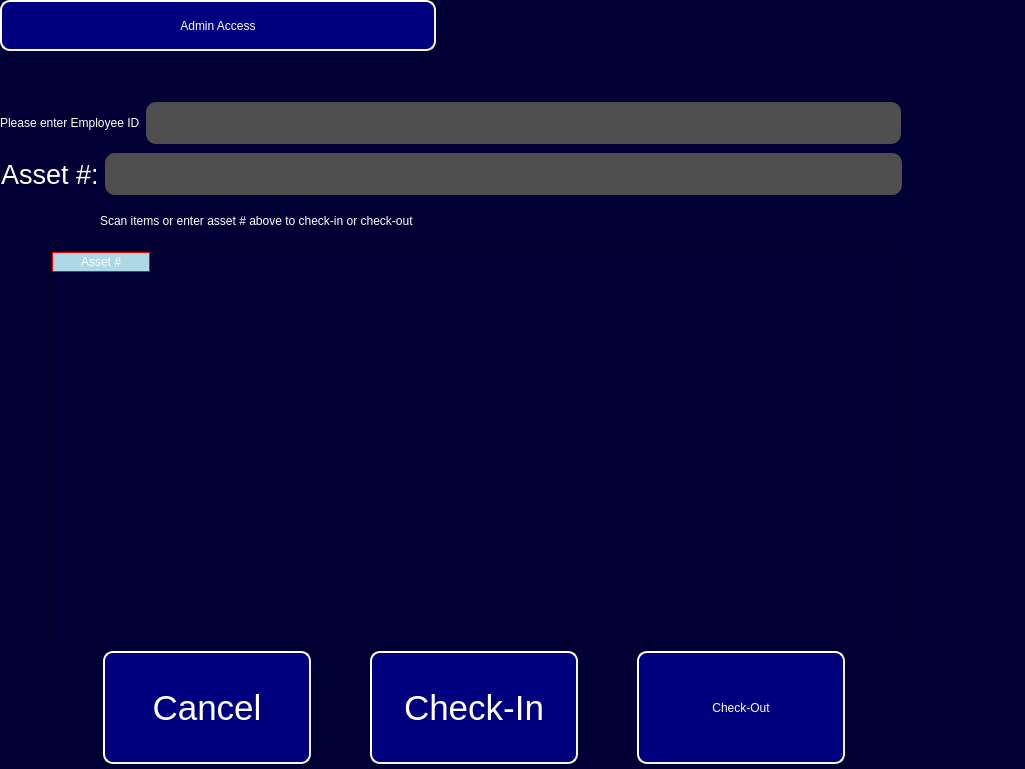
First picture: the form in ui/Etek_main_window_All_In_One.ui, repository Capstone-RFID/Code, before the edit.
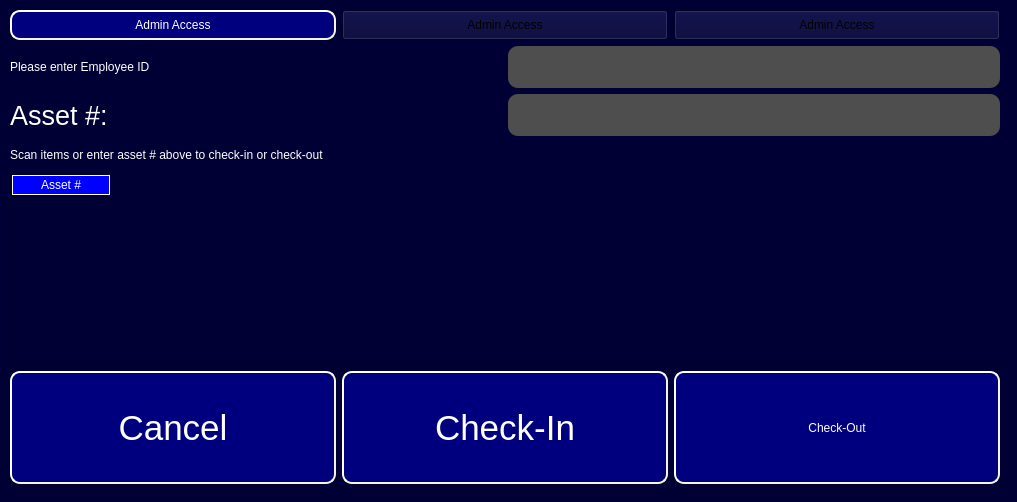
Second picture: the form after the edit.

The edit to the form file:
```diff
--- a/ui/Etek_main_window_All_In_One.ui
+++ b/ui/Etek_main_window_All_In_One.ui
@@ -6,25 +6,248 @@
    <rect>
     <x>0</x>
     <y>0</y>
-    <width>1025</width>
-    <height>769</height>
+    <width>1017</width>
+    <height>502</height>
    </rect>
   </property>
+  <property name="sizePolicy">
+   <sizepolicy hsizetype="Expanding" vsizetype="Expanding">
+    <horstretch>0</horstretch>
+    <verstretch>0</verstretch>
+   </sizepolicy>
+  </property>
   <property name="windowTitle">
    <string>Form</string>
   </property>
   <property name="styleSheet">
    <string notr="true">background-color: rgb(0, 0, 52);</string>
   </property>
+  <widget class="QWidget" name="">
+   <property name="geometry">
+    <rect>
+     <x>10</x>
+     <y>10</y>
+     <width>990</width>
+     <height>474</height>
+    </rect>
+   </property>
+   <property name="sizePolicy">
+    <sizepolicy hsizetype="Expanding" vsizetype="Expanding">
+     <horstretch>0</horstretch>
+     <verstretch>0</verstretch>
+    </sizepolicy>
+   </property>
+   <layout class="QVBoxLayout" name="verticalLayout">
+    <item>
+     <layout class="QHBoxLayout" name="horizontalLayout_4">
+      <item>
+       <widget class="QPushButton" name="Admin_Button">
+        <property name="sizePolicy">
+         <sizepolicy hsizetype="Expanding" vsizetype="Expanding">
+          <horstretch>0</horstretch>
+          <verstretch>0</verstretch>
+         </sizepolicy>
+        </property>
+        <property name="styleSheet">
+         <string notr="true">QPushButton#Admin_Button {
+background-color: rgb(0, 0, 127);
+color: rgb(255, 255, 255);
+border-style: outset;
+border-width: 2px;
+border-radius: 10px;
+border-color: beige;
+font: 26pt &quot;MS Shell Dlg 2&quot;;
+min-width: 10em;
+padding: 6px;
+}
+QPushButton#Admin_Button:pressed {
+    background-color: rgb(0, 0, 80);
+    border-style: inset;
+}</string>
+        </property>
+        <property name="text">
+         <string>Admin Access</string>
+        </property>
+       </widget>
+      </item>
+      <item>
+       <widget class="QPushButton" name="Admin_Button_2">
+        <property name="sizePolicy">
+         <sizepolicy hsizetype="Expanding" vsizetype="Expanding">
+          <horstretch>0</horstretch>
+          <verstretch>0</verstretch>
+         </sizepolicy>
+        </property>
+        <property name="styleSheet">
+         <string notr="true">QPushButton#Admin_Button {
+background-color: rgb(0, 0, 127);
+color: rgb(255, 255, 255);
+border-style: outset;
+border-width: 2px;
+border-radius: 10px;
+border-color: beige;
+font: 26pt &quot;MS Shell Dlg 2&quot;;
+min-width: 10em;
+padding: 6px;
+}
+QPushButton#Admin_Button:pressed {
+    background-color: rgb(0, 0, 80);
+    border-style: inset;
+}</string>
+        </property>
+        <property name="text">
+         <string>Admin Access</string>
+        </property>
+       </widget>
+      </item>
+      <item>
+       <widget class="QPushButton" name="Admin_Button_3">
+        <property name="sizePolicy">
+         <sizepolicy hsizetype="Expanding" vsizetype="Expanding">
+          <horstretch>0</horstretch>
+          <verstretch>0</verstretch>
+         </sizepolicy>
+        </property>
+        <property name="styleSheet">
+         <string notr="true">QPushButton#Admin_Button {
+background-color: rgb(0, 0, 127);
+color: rgb(255, 255, 255);
+border-style: outset;
+border-width: 2px;
+border-radius: 10px;
+border-color: beige;
+font: 26pt &quot;MS Shell Dlg 2&quot;;
+min-width: 10em;
+padding: 6px;
+}
+QPushButton#Admin_Button:pressed {
+    background-color: rgb(0, 0, 80);
+    border-style: inset;
+}</string>
+        </property>
+        <property name="text">
+         <string>Admin Access</string>
+        </property>
+       </widget>
+      </item>
+     </layout>
+    </item>
+    <item>
+     <layout class="QHBoxLayout" name="horizontalLayout_3">
+      <item>
+       <widget class="QLabel" name="ID_Label">
+        <property name="sizePolicy">
+         <sizepolicy hsizetype="Expanding" vsizetype="Expanding">
+          <horstretch>0</horstretch>
+          <verstretch>0</verstretch>
+         </sizepolicy>
+        </property>
+        <property name="styleSheet">
+         <string notr="true">color: rgb(255, 255, 255);
+font: 26pt &quot;MS Shell Dlg 2&quot;;
+</string>
+        </property>
+        <property name="text">
+         <string>Please enter Employee ID</string>
+        </property>
+       </widget>
+      </item>
+      <item>
+       <widget class="QLineEdit" name="Manual_Entry_Field_2">
+        <property name="sizePolicy">
+         <sizepolicy hsizetype="Expanding" vsizetype="Expanding">
+          <horstretch>0</horstretch>
+          <verstretch>0</verstretch>
+         </sizepolicy>
+        </property>
+        <property name="font">
+         <font>
+          <family>MS Shell Dlg 2</family>
+          <pointsize>26</pointsize>
+          <weight>50</weight>
+          <italic>false</italic>
+          <bold>false</bold>
+         </font>
+        </property>
+        <property name="styleSheet">
+         <string notr="true">color: rgb(255, 255, 255);
+background-color: rgb(78, 78, 78);
+font: 26pt &quot;MS Shell Dlg 2&quot;;
+ border-radius: 10px;</string>
+        </property>
+       </widget>
+      </item>
+     </layout>
+    </item>
+    <item>
+     <layout class="QHBoxLayout" name="horizontalLayout_2">
+      <item>
+       <widget class="QLabel" name="label_2">
+        <property name="sizePolicy">
+         <sizepolicy hsizetype="Expanding" vsizetype="Expanding">
+          <horstretch>0</horstretch>
+          <verstretch>0</verstretch>
+         </sizepolicy>
+        </property>
+        <property name="font">
+         <font>
+          <pointsize>20</pointsize>
+         </font>
+        </property>
+        <property name="styleSheet">
+         <string notr="true">color: rgb(255, 255, 255)</string>
+        </property>
+        <property name="text">
+         <string>Asset #:</string>
+        </property>
+       </widget>
+      </item>
+      <item>
+       <widget class="QLineEdit" name="Manual_Entry_Field">
+        <property name="sizePolicy">
+         <sizepolicy hsizetype="Expanding" vsizetype="Expanding">
+          <horstretch>0</horstretch>
+          <verstretch>0</verstretch>
+         </sizepolicy>
+        </property>
+        <property name="font">
+         <font>
+          <family>MS Shell Dlg 2</family>
+          <pointsize>26</pointsize>
+          <weight>50</weight>
+          <italic>false</italic>
+          <bold>false</bold>
+         </font>
+        </property>
+        <property name="styleSheet">
+         <string notr="true">color: rgb(255, 255, 255);
+background-color: rgb(78, 78, 78);
+font: 26pt &quot;MS Shell Dlg 2&quot;;
+ border-radius: 10px;</string>
+        </property>
+       </widget>
+      </item>
+     </layout>
+    </item>
+    <item>
+     <widget class="QLabel" name="Instruction_Label">
+      <property name="sizePolicy">
+       <sizepolicy hsizetype="Expanding" vsizetype="Expanding">
+        <horstretch>0</horstretch>
+        <verstretch>0</verstretch>
+       </sizepolicy>
+      </property>
+      <property name="styleSheet">
+       <string notr="true">color: rgb(255, 255, 255);
+font: 20pt &quot;MS Shell Dlg 2&quot;;</string>
+      </property>
+      <property name="text">
+       <string>Scan items or enter asset # above to check-in or check-out</string>
+      </property>
+     </widget>
+    </item>
+    <item>
   <widget class="QTableWidget" name="Equipment_List">
-   <property name="geometry">
-    <rect>
-     <x>50</x>
-     <y>250</y>
-     <width>851</width>
-     <height>401</height>
-    </rect>
-   </property>
    <property name="sizePolicy">
     <sizepolicy hsizetype="Expanding" vsizetype="Expanding">
      <horstretch>0</horstretch>
@@ -41,9 +264,9 @@
 QHeaderView::section
 {
 spacing: 10px;
-background-color:lightblue;
+	background-color: rgb(0, 0, 255);
 color: white;
-border: 1px solid red;
+border: 1px solid white;
 margin: 1px;
 text-align: right;
 font-family: arial;
@@ -62,111 +285,8 @@
     </property>
    </column>
   </widget>
-  <widget class="QLabel" name="Instruction_Label">
-   <property name="geometry">
-    <rect>
-     <x>100</x>
-     <y>200</y>
-     <width>701</width>
-     <height>41</height>
-    </rect>
-   </property>
-   <property name="styleSheet">
-    <string notr="true">color: rgb(255, 255, 255);
-font: 20pt &quot;MS Shell Dlg 2&quot;;</string>
-   </property>
-   <property name="text">
-    <string>Scan items or enter asset # above to check-in or check-out</string>
-   </property>
-  </widget>
-  <widget class="QPushButton" name="Admin_Button">
-   <property name="geometry">
-    <rect>
-     <x>0</x>
-     <y>0</y>
-     <width>436</width>
-     <height>51</height>
-    </rect>
-   </property>
-   <property name="styleSheet">
-    <string notr="true">QPushButton#Admin_Button {
-background-color: rgb(0, 0, 127);
-color: rgb(255, 255, 255);
-border-style: outset;
-border-width: 2px;
-border-radius: 10px;
-border-color: beige;
-font: 26pt &quot;MS Shell Dlg 2&quot;;
-min-width: 10em;
-padding: 6px;
-}
-QPushButton#Admin_Button:pressed {
-    background-color: rgb(0, 0, 80);
-    border-style: inset;
-}</string>
-   </property>
-   <property name="text">
-    <string>Admin Access</string>
-   </property>
-  </widget>
-  <widget class="QWidget" name="">
-   <property name="geometry">
-    <rect>
-     <x>0</x>
-     <y>100</y>
-     <width>901</width>
-     <height>46</height>
-    </rect>
-   </property>
-   <layout class="QHBoxLayout" name="horizontalLayout_3">
-    <item>
-     <widget class="QLabel" name="ID_Label">
-      <property name="styleSheet">
-       <string notr="true">color: rgb(255, 255, 255);
-font: 26pt &quot;MS Shell Dlg 2&quot;;
-</string>
-      </property>
-      <property name="text">
-       <string>Please enter Employee ID</string>
-      </property>
-     </widget>
     </item>
     <item>
-     <widget class="QLineEdit" name="Manual_Entry_Field_2">
-      <property name="sizePolicy">
-       <sizepolicy hsizetype="Expanding" vsizetype="Fixed">
-        <horstretch>0</horstretch>
-        <verstretch>0</verstretch>
-       </sizepolicy>
-      </property>
-      <property name="font">
-       <font>
-        <family>MS Shell Dlg 2</family>
-        <pointsize>26</pointsize>
-        <weight>50</weight>
-        <italic>false</italic>
-        <bold>false</bold>
-       </font>
-      </property>
-      <property name="styleSheet">
-       <string notr="true">color: rgb(255, 255, 255);
-background-color: rgb(78, 78, 78);
-font: 26pt &quot;MS Shell Dlg 2&quot;;
- border-radius: 10px;</string>
-      </property>
-     </widget>
-    </item>
-   </layout>
-  </widget>
-  <widget class="QWidget" name="">
-   <property name="geometry">
-    <rect>
-     <x>50</x>
-     <y>650</y>
-     <width>851</width>
-     <height>115</height>
-    </rect>
-   </property>
    <layout class="QHBoxLayout" name="horizontalLayout">
     <property name="sizeConstraint">
      <enum>QLayout::SetMinimumSize</enum>
@@ -174,14 +294,14 @@
     <item>
      <widget class="QPushButton" name="Cancel_Button">
       <property name="sizePolicy">
-       <sizepolicy hsizetype="Minimum" vsizetype="Expanding">
+         <sizepolicy hsizetype="Expanding" vsizetype="Expanding">
         <horstretch>0</horstretch>
         <verstretch>0</verstretch>
        </sizepolicy>
       </property>
       <property name="minimumSize">
        <size>
-        <width>208</width>
+          <width>326</width>
         <height>113</height>
        </size>
       </property>
@@ -225,14 +345,14 @@
     <item>
      <widget class="QPushButton" name="Finish_Button">
       <property name="sizePolicy">
-       <sizepolicy hsizetype="Minimum" vsizetype="Expanding">
+         <sizepolicy hsizetype="Expanding" vsizetype="Expanding">
         <horstretch>0</horstretch>
         <verstretch>0</verstretch>
        </sizepolicy>
       </property>
       <property name="minimumSize">
        <size>
-        <width>208</width>
+          <width>326</width>
         <height>113</height>
        </size>
       </property>
@@ -281,9 +401,15 @@
     </item>
     <item>
      <widget class="QPushButton" name="Check_Out_Button">
+        <property name="sizePolicy">
+         <sizepolicy hsizetype="Expanding" vsizetype="Expanding">
+          <horstretch>0</horstretch>
+          <verstretch>0</verstretch>
+         </sizepolicy>
+        </property>
       <property name="minimumSize">
        <size>
-        <width>208</width>
+          <width>326</width>
         <height>113</height>
        </size>
       </property>
@@ -316,56 +442,6 @@
      </widget>
     </item>
    </layout>
-  </widget>
-  <widget class="QWidget" name="">
-   <property name="geometry">
-    <rect>
-     <x>1</x>
-     <y>151</y>
-     <width>901</width>
-     <height>46</height>
-    </rect>
-   </property>
-   <layout class="QHBoxLayout" name="horizontalLayout_2">
-    <item>
-     <widget class="QLabel" name="label_2">
-      <property name="font">
-       <font>
-        <pointsize>20</pointsize>
-       </font>
-      </property>
-      <property name="styleSheet">
-       <string notr="true">color: rgb(255, 255, 255)</string>
-      </property>
-      <property name="text">
-       <string>Asset #:</string>
-      </property>
-     </widget>
-    </item>
-    <item>
-     <widget class="QLineEdit" name="Manual_Entry_Field">
-      <property name="sizePolicy">
-       <sizepolicy hsizetype="Expanding" vsizetype="Fixed">
-        <horstretch>0</horstretch>
-        <verstretch>0</verstretch>
-       </sizepolicy>
-      </property>
-      <property name="font">
-       <font>
-        <family>MS Shell Dlg 2</family>
-        <pointsize>26</pointsize>
-        <weight>50</weight>
-        <italic>false</italic>
-        <bold>false</bold>
-       </font>
-      </property>
-      <property name="styleSheet">
-       <string notr="true">color: rgb(255, 255, 255);
-background-color: rgb(78, 78, 78);
-font: 26pt &quot;MS Shell Dlg 2&quot;;
- border-radius: 10px;</string>
-      </property>
-     </widget>
     </item>
    </layout>
   </widget>
```
Lines whose indentation alone changed are shown as unchanged.
